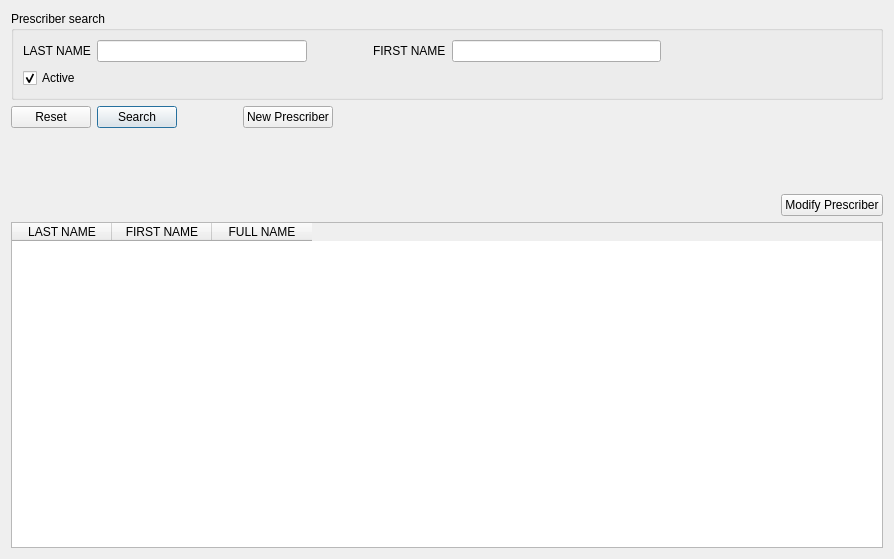
kyledevans/Medicine-Track, file src/prescriberframe.ui: the form before one commit.
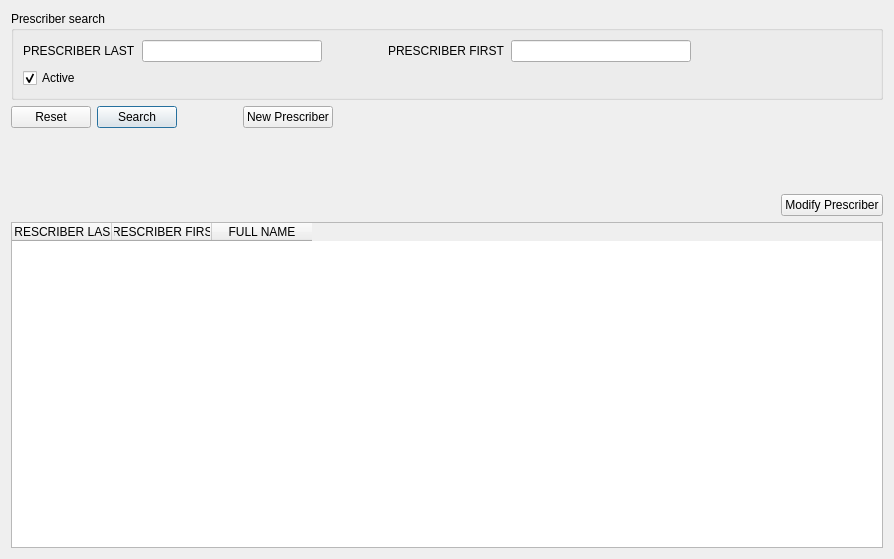
The form after the commit.

Commit message: Converting ui strings so they can be translated.

```diff
--- a/src/prescriberframe.ui
+++ b/src/prescriberframe.ui
@@ -28,7 +28,7 @@
         <item>
          <widget class="QLabel" name="lastLabel">
           <property name="text">
-           <string>LAST NAME</string>
+           <string comment="PRESCRIBER LAST SEARCH LABEL">PRESCRIBER LAST</string>
           </property>
          </widget>
         </item>
@@ -58,7 +58,7 @@
         <item>
          <widget class="QLabel" name="firstLabel">
           <property name="text">
-           <string>FIRST NAME</string>
+           <string comment="PRESCRIBER FIRST SEARCH LABEL">PRESCRIBER FIRST</string>
           </property>
          </widget>
         </item>
@@ -233,12 +233,12 @@
      </attribute>
      <column>
       <property name="text">
-       <string>LAST NAME</string>
+       <string comment="PRESCRIBER LAST DISPLAY LABEL">PRESCRIBER LAST</string>
       </property>
      </column>
      <column>
       <property name="text">
-       <string>FIRST NAME</string>
+       <string comment="PRESCRIBER FIRST DISPLAY LABEL">PRESCRIBER FIRST</string>
       </property>
      </column>
      <column>
```
Left out of the diff: 23 changed lines with no effect on the pictures. The commit also changes 5 other files.
